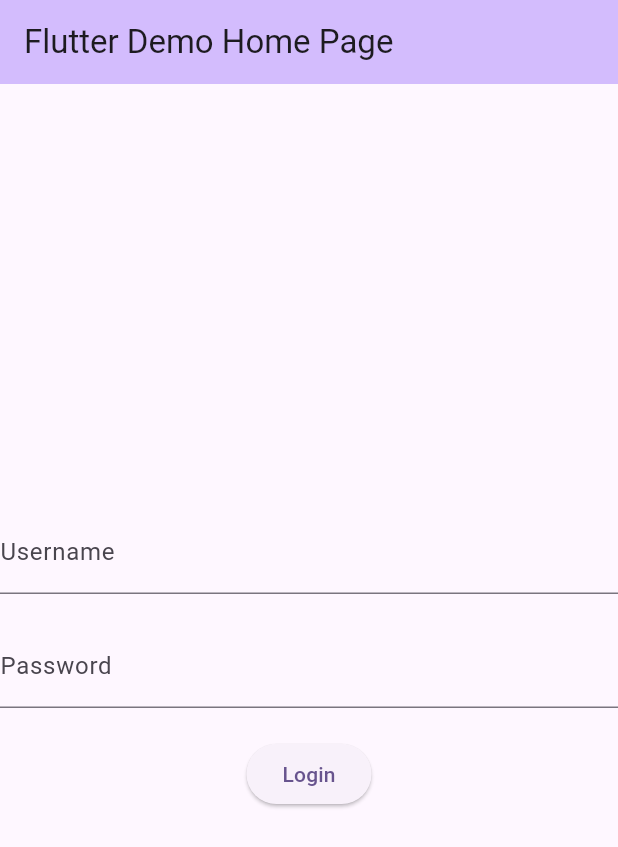
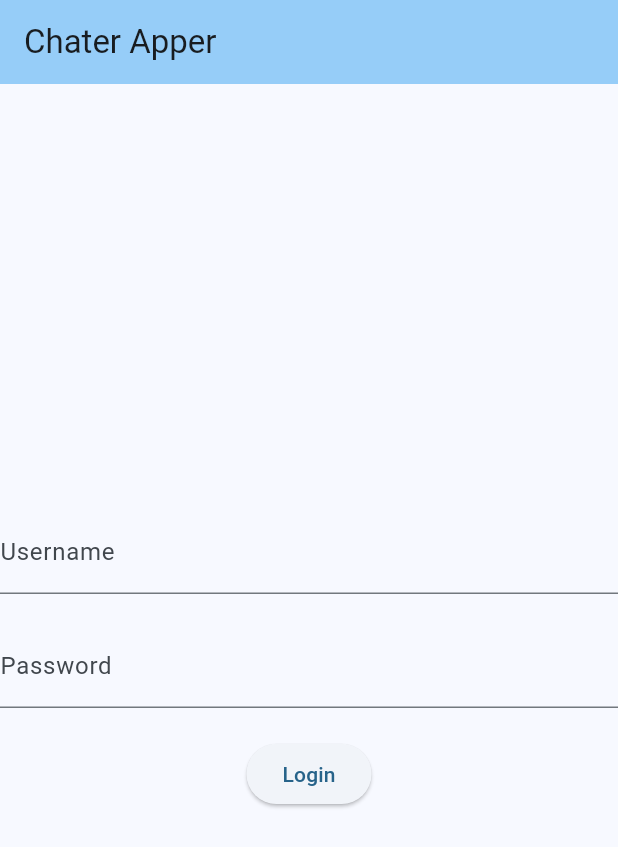
Before and after one commit to PaulALinden/Mobilt_java22_Paul_Linden_slutprojekt_Sprint_v_3, a Flutter app: the screen it shows after launch, on a phone screen of 412 x 824 dp. Shown: the top 847 px of the screen. Run offline on Flutter 3.47's test engine with Material 2 defaults, Android fonts, the phone set to English and light mode, and no system bars; our stand-ins replace cloud_firestore, firebase_core; accounts and stored records are empty.

Commit message:
color changes

```diff
--- a/lib/main.dart
+++ b/lib/main.dart
@@ -23,27 +23,25 @@ class MyApp extends StatelessWidget {
   @override
   Widget build(BuildContext context) {
     return MaterialApp(
-      title: 'Flutter Demo',
+      title: 'Chater Apper',
       theme: ThemeData(
-        // This is the theme of your application.
-        colorScheme: ColorScheme.fromSeed(seedColor: Colors.deepPurple),
+        colorScheme: ColorScheme.fromSeed(seedColor: Colors.lightBlue),
         useMaterial3: true,
       ),
-      home: const MyHomePage(title: 'Flutter Demo Home Page'),
+      home: const HomePage(title: 'Chater Apper'),
     );
   }
 }
 
-class MyHomePage extends StatefulWidget {
-  const MyHomePage({super.key, required this.title});
-  // This widget is the home page of your application.
+class HomePage extends StatefulWidget {
+  const HomePage({super.key, required this.title});
   final String title;
 
   @override
-  State<MyHomePage> createState() => _MyHomePageState();
+  State<HomePage> createState() => _HomePageState();
 }
 
-class _MyHomePageState extends State<MyHomePage> {
+class _HomePageState extends State<HomePage> {
   late TextEditingController usernameController;
   late TextEditingController passwordController;
 
```
Also changed, not shown: lib/view/profile_page.dart (+29 -9 lines).
